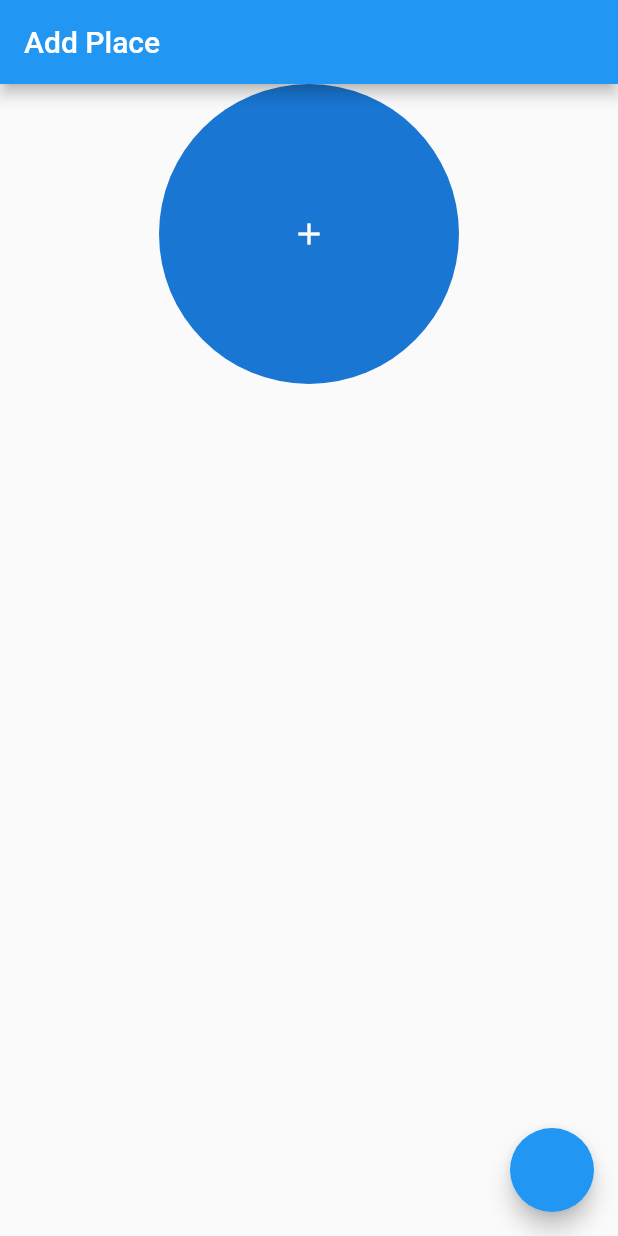
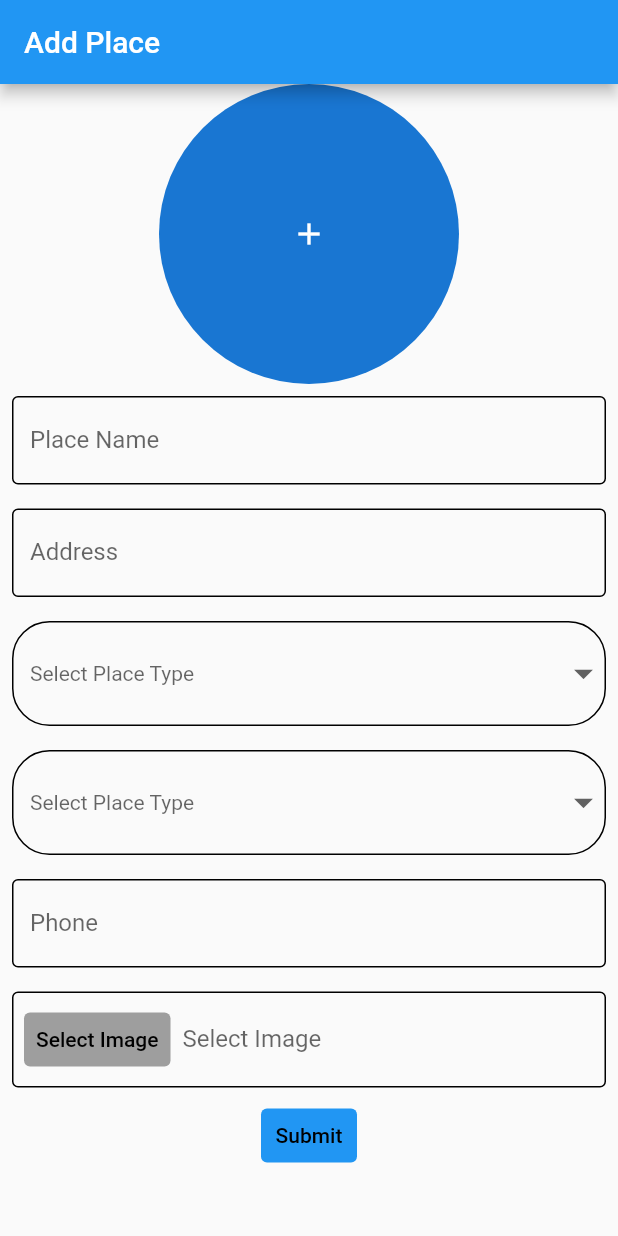
Before and after one commit to faisalahamed/explore_bangladesh, a Flutter app: the screen it shows after launch, on a phone screen of 412 x 824 dp. Run offline on Flutter 3.47's test engine with Material 2 defaults, Android fonts, the phone set to English and light mode, and no system bars; our stand-ins replace cloud_firestore, firebase_core, firebase_storage, image_picker; accounts and stored records are empty.

Commit message:
input page

```diff
--- /dev/null
+++ b/lib/constants/city_list.dart
@@ -0,0 +1,66 @@
+List<String> cityListConstant = [
+  "Bagerhat",
+  "Bandarban",
+  "Barguna",
+  "Barisal",
+  "Bhola",
+  "Bogra",
+  "Brahmanbaria",
+  "Chandpur",
+  "Chapainawabganj",
+  "Chittagong",
+  "Chuadanga",
+  "Comilla",
+  "Cox's Bazar",
+  "Dhaka",
+  "Dinajpur",
+  "Faridpur",
+  "Feni",
+  "Gaibandha",
+  "Gazipur",
+  "Gopalganj",
+  "Habiganj",
+  "Jamalpur",
+  "Jessore",
+  "Jhalokati",
+  "Jhenaidah",
+  "Joypurhat",
+  "Khagrachhari",
+  "Khulna",
+  "Kishoreganj",
+  "Kurigram",
+  "Kushtia",
+  "Lakshmipur",
+  "Lalmonirhat",
+  "Madaripur",
+  "Magura",
+  "Manikganj",
+  "Meherpur",
+  "Moulvibazar",
+  "Munshiganj",
+  "Mymensingh",
+  "Naogaon",
+  "Narail",
+  "Narayanganj",
+  "Narsingdi",
+  "Natore",
+  "Netrokona",
+  "Nilphamari",
+  "Noakhali",
+  "Pabna",
+  "Panchagarh",
+  "Patuakhali",
+  "Pirojpur",
+  "Rajbari",
+  "Rajshahi",
+  "Rangamati",
+  "Rangpur",
+  "Satkhira",
+  "Shariatpur",
+  "Sherpur",
+  "Sirajganj",
+  "Sunamganj",
+  "Sylhet",
+  "Tangail",
+  "Thakurgaon",
+];
--- /dev/null
+++ b/lib/constants/place_type.dart
@@ -0,0 +1,8 @@
+final List<String> placeTypeConstant = [
+  'Hotel',
+  'Resort',
+  'Park',
+  'Resturant',
+  'Museum',
+  'Forest'
+];
--- a/lib/db/place_db.dart
+++ b/lib/db/place_db.dart
@@ -17,6 +17,7 @@ class PlaceDb {
           'address': place.address,
           'type': place.type,
           'phone': place.phone,
+          'status': place.status,
         })
         .then((value) => print("place Added"))
         .catchError((error) => print("Failed to add Place:"));
--- a/lib/db/upload_image_db.dart
+++ b/lib/db/upload_image_db.dart
@@ -4,20 +4,19 @@ import 'package:firebase_storage/firebase_storage.dart';
 import 'package:image_picker/image_picker.dart';
 
 class UploadImageDb {
-  static FirebaseStorage storage = FirebaseStorage.instance;
+  static final FirebaseStorage _storage = FirebaseStorage.instance;
 
   Reference getFirebaseStorageRef() {
-    return storage.ref().child('uploads/image' + DateTime.now().toString());
+    return _storage.ref().child('uploads/image' + DateTime.now().toString());
   }
 
-  Future<String> uploadAndGetUploadUrl(XFile? _image)async{
-Reference ref=storage.ref().child('uploads/image' + DateTime.now().toString());
-_image != null
+  Future<String> uploadAndGetUploadUrl(XFile? _image) async {
+    Reference ref =
+        _storage.ref().child('uploads/image' + DateTime.now().toString());
+    _image != null
         ? await ref.putFile(File(_image.path))
         : print('image path is empty');
     String imageUrl = await ref.getDownloadURL();
     return imageUrl;
   }
-
-
 }
--- a/lib/model/place.dart
+++ b/lib/model/place.dart
@@ -5,15 +5,16 @@ class Place {
   late final String address;
   late final String type;
   late final String? phone;
+  late final bool status;
 
-  Place({
-    required this.placename,
-    required this.image,
-    required this.district,
-    required this.address,
-    required this.type,
-    this.phone,
-  });
+  Place(
+      {required this.placename,
+      required this.image,
+      required this.district,
+      required this.address,
+      required this.type,
+      this.phone,
+      this.status = false});
 
   Place.fromJson(Map<String, dynamic> json) {
     placename = json['placename'];
--- a/lib/screen/add_place.dart
+++ b/lib/screen/add_place.dart
@@ -1,6 +1,14 @@
+import 'dart:io';
+
+import 'package:explore_bangladesh/constants/city_list.dart';
+import 'package:explore_bangladesh/constants/place_type.dart';
 import 'package:explore_bangladesh/db/place_db.dart';
+import 'package:explore_bangladesh/db/upload_image_db.dart';
 import 'package:explore_bangladesh/model/place.dart';
+import 'package:explore_bangladesh/widgets/input_text_field.dart';
+import 'package:explore_bangladesh/widgets/my_drop_down.dart';
 import 'package:flutter/material.dart';
+import 'package:image_picker/image_picker.dart';
 
 class AddPlace extends StatefulWidget {
   const AddPlace({Key? key}) : super(key: key);
@@ -10,6 +18,19 @@ class AddPlace extends StatefulWidget {
 }
 
 class _AddPlaceState extends State<AddPlace> {
+  TextEditingController placeName = TextEditingController();
+  TextEditingController address = TextEditingController();
+  TextEditingController district = TextEditingController();
+  TextEditingController phone = TextEditingController();
+  TextEditingController placetypeController = TextEditingController();
+  TextEditingController imageController = TextEditingController();
+  final GlobalKey<FormState> _formKey = GlobalKey();
+  bool formValidationStatus = false;
+
+  XFile? _image;
+  String? url;
+  final ImagePicker _picker = ImagePicker();
+
   @override
   Widget build(BuildContext context) {
     var size = MediaQuery.of(context).size;
@@ -17,36 +38,118 @@ class _AddPlaceState extends State<AddPlace> {
       appBar: AppBar(
         title: const Text('Add Place'),
       ),
-      body: Column(
+      body: SingleChildScrollView(
+        child: Form(
+          key: _formKey,
+          onChanged: _formValidation,
+          child: Column(
             crossAxisAlignment: CrossAxisAlignment.center,
-        // mainAxisAlignment: MainAxisAlignment.start,
             children: [
               SizedBox(
                 width: size.width,
-            child: const CircleAvatar(
+                child: CircleAvatar(
                   radius: 100,
-              child: Icon(Icons.add),
+                  child: IconButton(
+                    icon: const Icon(Icons.add),
+                    onPressed: getImage,
+                  ),
+                  backgroundImage:
+                      (_image != null) ? FileImage(File(_image!.path)) : null,
+                ),
+              ),
+              InputTextField(
+                labelText: "Place Name",
+                controller: placeName,
+              ),
+              InputTextField(
+                labelText: "Address",
+                controller: address,
+              ),
+              MyDropDown(
+                  placeTypeConstant: cityListConstant,
+                  controller: district,
+                  title: 'Select City'),
+              MyDropDown(
+                  placeTypeConstant: placeTypeConstant,
+                  controller: placetypeController,
+                  title: 'Select Place Type'),
+              InputTextField(
+                labelText: "Phone",
+                controller: phone,
+              ),
+              InputTextField(
+                controller: imageController,
+                labelText: "Select Image",
+                readOnly: true,
+                prefixIcon: true,
+                getImage: getImage,
+              ),
+              TextButton(
+                style: ButtonStyle(
+                  backgroundColor: MaterialStateProperty.resolveWith(
+                      (states) => Colors.blue),
+                ),
+                onPressed:
+                    formValidationStatus ? uploadToFirestore : _formValidation,
+                child: const Text(
+                  'Submit',
+                  style: TextStyle(color: Colors.black),
                 ),
               ),
             ],
           ),
-      floatingActionButton: FloatingActionButton(
-        onPressed: addPlacetoDb,
+        ),
       ),
     );
   }
 
   void addPlacetoDb() {
     var place = Place(
-      placename: 'place.placename',
-      image: ' place.image',
-      district: 'place.district',
-      address: 'place.address',
-      type: 'place.type',
-      phone: 'place.phone',
+      placename: placeName.text,
+      image: url!,
+      district: district.text,
+      address: address.text,
+      type: placetypeController.text,
+      phone: phone.text,
     );
     PlaceDb addPlace = PlaceDb(place: place);
-    addPlace.addPlaceDb();
+    // addPlace.addPlaceDb();
+    print('success');
     // AddPlace.getUsers();
+    // print(place.status);
+  }
+
+  void _formValidation() {
+    final bool isValid = _formKey.currentState!.validate();
+
+    if (isValid) {
+      setState(() {
+        if (placetypeController.text != '' && district.text != '') {
+          formValidationStatus = true;
+        }
+      });
     }
   }
+
+  getImage() async {
+    XFile? gotimage =
+        await _picker.pickImage(source: ImageSource.gallery, imageQuality: 25);
+    if (gotimage != null) {
+      setState(() {
+        _image = gotimage;
+        imageController.text = gotimage.path;
+      });
+    }
+  }
+
+  void uploadToFirestore() async {
+    UploadImageDb uploadImage = UploadImageDb();
+    String imageUrl = await uploadImage.uploadAndGetUploadUrl(_image);
+    setState(() {
+      url = imageUrl;
+    });
+    if (url != null) {
+      addPlacetoDb();
+    }
+  }
+}
--- a/lib/screen/upload_image.dart
+++ b/lib/screen/upload_image.dart
@@ -50,7 +50,6 @@ class _UploadImageState extends State<UploadImage> {
             child: (_image != null)
                 ? Image.file(File(_image!.path))
                 : const Text('no image'),
-            // child: Image.file(File('/data/user/0/com.insoulit.explore_bangladesh/cache/image_picker1450795110286223158.jpg')),
           ),
           url != null ? Image.network(url!) : Container()
         ],
--- /dev/null
+++ b/lib/widgets/input_text_field.dart
@@ -0,0 +1,65 @@
+import 'package:flutter/material.dart';
+
+class InputTextField extends StatelessWidget {
+  final String labelText;
+  final TextEditingController controller;
+  final bool readOnly;
+  final bool prefixIcon;
+  final Function()? getImage;
+  const InputTextField({
+    required this.labelText,
+    required this.controller,
+    this.readOnly = false,
+    this.prefixIcon = false,
+    this.getImage,
+    Key? key,
+  }) : super(key: key);
+
+  @override
+  Widget build(BuildContext context) {
+    return Padding(
+      padding: const EdgeInsets.all(8.0),
+      child: TextFormField(
+        controller: controller,
+        readOnly: readOnly,
+        validator: (val) => inputVadidation(val),
+        decoration: InputDecoration(
+          enabledBorder: OutlineInputBorder(borderSide: BorderSide(color: Colors.black)),
+            prefixIcon: prefixIcon ? addImageIcon() : null,
+            label: Text(labelText),
+            errorBorder: const OutlineInputBorder(
+              borderSide: BorderSide(color: Colors.red),
+            ),
+            border:
+                OutlineInputBorder(borderRadius: BorderRadius.circular(25))),
+      ),
+    );
+  }
+
+  Padding addImageIcon() {
+    return Padding(
+      padding: const EdgeInsets.all(8.0),
+      child: TextButton(
+        onPressed: getImage,
+        style: ButtonStyle(
+            backgroundColor:
+                MaterialStateProperty.resolveWith((states) => Colors.grey)),
+        child: const Text(
+          'Select Image',
+          style: TextStyle(color: Colors.black),
+        ),
+      ),
+    );
+  }
+
+  String? inputVadidation(String? value) {
+    if (labelText == 'Phone') {
+      return null;
+    }
+    if (value != null && value.length < 3) {
+      return 'Valid $labelText is Required';
+    }
+
+    return null;
+  }
+}
--- /dev/null
+++ b/lib/widgets/my_drop_down.dart
@@ -0,0 +1,80 @@
+import 'package:flutter/material.dart';
+
+class MyDropDown extends StatefulWidget {
+  final List<String> placeTypeConstant;
+  final TextEditingController controller;
+  final String title;
+  const MyDropDown(
+      {required this.controller,
+      required this.title,
+      required this.placeTypeConstant,
+      Key? key})
+      : super(key: key);
+
+  @override
+  _MyDropDownState createState() => _MyDropDownState();
+}
+
+class _MyDropDownState extends State<MyDropDown> {
+  String? _dropDownValue;
+  bool dropdownBorderStatus = false;
+
+  @override
+  Widget build(BuildContext context) {
+    return Padding(
+      padding: const EdgeInsets.all(8.0),
+      child: DropdownButtonFormField(
+        validator: (String? val) => dropdownInputVadidation(val),
+        dropdownColor: Colors.white,
+        decoration: InputDecoration(
+          enabledBorder: OutlineInputBorder(
+            borderRadius: BorderRadius.circular(25),
+            borderSide: BorderSide(
+                color: dropdownBorderStatus ? Colors.red : Colors.black),
+          ),
+        ),
+        hint: _dropDownValue == null
+            ? const Text('Select Place Type')
+            : Text(
+                _dropDownValue!,
+                style: const TextStyle(color: Colors.black),
+              ),
+        isExpanded: true,
+        iconSize: 30.0,
+        style: const TextStyle(color: Colors.blue),
+        items: widget.placeTypeConstant.map(
+          (val) {
+            return DropdownMenuItem<String>(
+              alignment: Alignment.center,
+              value: val,
+              child: Text(
+                val,
+                style: const TextStyle(color: Colors.black, fontSize: 16),
+              ),
+            );
+          },
+        ).toList(),
+        onChanged: (String? val) {
+          setState(
+            () {
+              _dropDownValue = val!;
+              widget.controller.text = val;
+            },
+          );
+        },
+      ),
+    );
+  }
+
+  String? dropdownInputVadidation(String? value) {
+    if (value == null) {
+      setState(() {
+        dropdownBorderStatus = true;
+      });
+    } else {
+      setState(() {
+        dropdownBorderStatus = false;
+      });
+    }
+  }
+}
```
Lines whose indentation alone changed are shown as unchanged.
